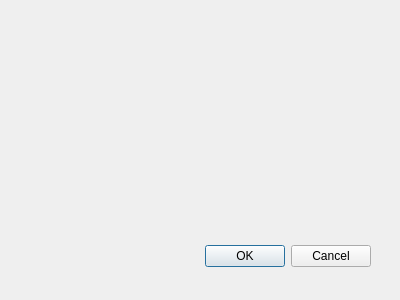
Geolicious/flickr2qgis, file flickr2qgis_dialog_base.ui: the form before one commit.
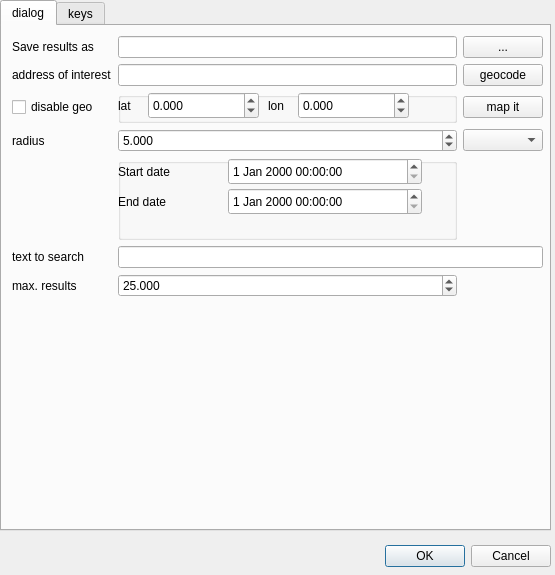
The form after the commit.

```diff
--- a/flickr2qgis_dialog_base.ui
+++ b/flickr2qgis_dialog_base.ui
@@ -1,23 +1,23 @@
 <ui version="4.0" >
  <class>flickr2qgisDialogBase</class>
- <widget class="QDialog" name="flickr2qgisDialogBase" >
-  <property name="geometry" >
+ <widget class="QDialog" name="flickr2qgisDialogBase">
+  <property name="geometry">
    <rect>
     <x>0</x>
     <y>0</y>
-    <width>400</width>
-    <height>300</height>
+    <width>555</width>
+    <height>575</height>
    </rect>
   </property>
   <property name="windowTitle" >
    <string>flickr2qgis</string>
   </property>
-  <widget class="QDialogButtonBox" name="button_box" >
-   <property name="geometry" >
+  <widget class="QDialogButtonBox" name="button_box">
+   <property name="geometry">
     <rect>
-     <x>30</x>
-     <y>240</y>
-     <width>341</width>
+     <x>370</x>
+     <y>540</y>
+     <width>181</width>
      <height>32</height>
     </rect>
    </property>
@@ -28,6 +28,338 @@
     <set>QDialogButtonBox::Cancel|QDialogButtonBox::Ok</set>
    </property>
   </widget>
+  <widget class="QTabWidget" name="tabWidget">
+   <property name="geometry">
+    <rect>
+     <x>0</x>
+     <y>0</y>
+     <width>551</width>
+     <height>531</height>
+    </rect>
+   </property>
+   <property name="currentIndex">
+    <number>0</number>
+   </property>
+   <widget class="QWidget" name="dialog">
+    <attribute name="title">
+     <string>dialog</string>
+    </attribute>
+    <widget class="QWidget" name="gridLayoutWidget">
+     <property name="geometry">
+      <rect>
+       <x>10</x>
+       <y>10</y>
+       <width>531</width>
+       <height>261</height>
+      </rect>
+     </property>
+     <layout class="QGridLayout" name="gridLayout">
+      <item row="1" column="2">
+       <widget class="QPushButton" name="geocode">
+        <property name="text">
+         <string>geocode</string>
+        </property>
+       </widget>
+      </item>
+      <item row="3" column="0">
+       <widget class="QLabel" name="label_5">
+        <property name="text">
+         <string>radius</string>
+        </property>
+       </widget>
+      </item>
+      <item row="1" column="1">
+       <widget class="QLineEdit" name="address">
+        <property name="text">
+         <string/>
+        </property>
+       </widget>
+      </item>
+      <item row="3" column="2">
+       <widget class="QComboBox" name="units"/>
+      </item>
+      <item row="1" column="0">
+       <widget class="QLabel" name="label_4">
+        <property name="text">
+         <string>address of interest</string>
+        </property>
+       </widget>
+      </item>
+      <item row="5" column="0">
+       <widget class="QLabel" name="label_6">
+        <property name="text">
+         <string>text to search</string>
+        </property>
+       </widget>
+      </item>
+      <item row="0" column="2">
+       <widget class="QPushButton" name="pushButton">
+        <property name="text">
+         <string>...</string>
+        </property>
+       </widget>
+      </item>
+      <item row="0" column="1">
+       <widget class="QLineEdit" name="lineEdit"/>
+      </item>
+      <item row="6" column="0">
+       <widget class="QLabel" name="label_17">
+        <property name="text">
+         <string>max. results</string>
+        </property>
+       </widget>
+      </item>
+      <item row="0" column="0">
+       <widget class="QLabel" name="label">
+        <property name="text">
+         <string>Save results as</string>
+        </property>
+       </widget>
+      </item>
+      <item row="3" column="1">
+       <widget class="QDoubleSpinBox" name="radius">
+        <property name="decimals">
+         <number>3</number>
+        </property>
+        <property name="maximum">
+         <double>32.000000000000000</double>
+        </property>
+        <property name="value">
+         <double>5.000000000000000</double>
+        </property>
+       </widget>
+      </item>
+      <item row="2" column="2">
+       <widget class="QPushButton" name="getlatlon">
+        <property name="text">
+         <string>map it</string>
+        </property>
+       </widget>
+      </item>
+      <item row="5" column="1" colspan="2">
+       <widget class="QLineEdit" name="keywords"/>
+      </item>
+      <item row="6" column="1">
+       <widget class="QDoubleSpinBox" name="maxnum">
+        <property name="decimals">
+         <number>3</number>
+        </property>
+        <property name="minimum">
+         <double>0.000000000000000</double>
+        </property>
+        <property name="maximum">
+         <double>200.000000000000000</double>
+        </property>
+        <property name="value">
+         <double>25.000000000000000</double>
+        </property>
+       </widget>
+      </item>
+      <item row="2" column="1">
+       <widget class="QGroupBox" name="groupBox">
+        <property name="title">
+         <string/>
+        </property>
+        <widget class="QDoubleSpinBox" name="lat">
+         <property name="enabled">
+          <bool>true</bool>
+         </property>
+         <property name="geometry">
+          <rect>
+           <x>30</x>
+           <y>0</y>
+           <width>111</width>
+           <height>27</height>
+          </rect>
+         </property>
+         <property name="decimals">
+          <number>3</number>
+         </property>
+         <property name="minimum">
+          <double>-90.000000000000000</double>
+         </property>
+         <property name="maximum">
+          <double>90.000000000000000</double>
+         </property>
+        </widget>
+        <widget class="QLabel" name="label_7">
+         <property name="geometry">
+          <rect>
+           <x>0</x>
+           <y>0</y>
+           <width>31</width>
+           <height>27</height>
+          </rect>
+         </property>
+         <property name="text">
+          <string>lat</string>
+         </property>
+        </widget>
+        <widget class="QLabel" name="label_8">
+         <property name="geometry">
+          <rect>
+           <x>150</x>
+           <y>0</y>
+           <width>31</width>
+           <height>27</height>
+          </rect>
+         </property>
+         <property name="text">
+          <string>lon</string>
+         </property>
+        </widget>
+        <widget class="QDoubleSpinBox" name="lon">
+         <property name="geometry">
+          <rect>
+           <x>180</x>
+           <y>0</y>
+           <width>111</width>
+           <height>27</height>
+          </rect>
+         </property>
+         <property name="decimals">
+          <number>3</number>
+         </property>
+         <property name="minimum">
+          <double>-180.000000000000000</double>
+         </property>
+         <property name="maximum">
+          <double>180.000000000000000</double>
+         </property>
+        </widget>
+        <zorder>lat</zorder>
+        <zorder>label_7</zorder>
+        <zorder>label_8</zorder>
+        <zorder>lon</zorder>
+        <zorder>label_5</zorder>
+       </widget>
+      </item>
+      <item row="4" column="1">
+       <widget class="QGroupBox" name="groupBox_2">
+        <property name="title">
+         <string/>
+        </property>
+        <widget class="QLabel" name="label_19">
+         <property name="geometry">
+          <rect>
+           <x>0</x>
+           <y>30</y>
+           <width>61</width>
+           <height>27</height>
+          </rect>
+         </property>
+         <property name="text">
+          <string>End date</string>
+         </property>
+        </widget>
+        <widget class="QDateTimeEdit" name="enddate">
+         <property name="geometry">
+          <rect>
+           <x>110</x>
+           <y>30</y>
+           <width>194</width>
+           <height>27</height>
+          </rect>
+         </property>
+        </widget>
+        <widget class="QLabel" name="label_18">
+         <property name="geometry">
+          <rect>
+           <x>0</x>
+           <y>0</y>
+           <width>71</width>
+           <height>27</height>
+          </rect>
+         </property>
+         <property name="text">
+          <string>Start date</string>
+         </property>
+        </widget>
+        <widget class="QDateTimeEdit" name="startdate">
+         <property name="geometry">
+          <rect>
+           <x>110</x>
+           <y>0</y>
+           <width>194</width>
+           <height>27</height>
+          </rect>
+         </property>
+        </widget>
+        <zorder>startdate</zorder>
+        <zorder>label_19</zorder>
+        <zorder>enddate</zorder>
+        <zorder>label_18</zorder>
+        <zorder>label_19</zorder>
+        <zorder>enddate</zorder>
+        <zorder>label_18</zorder>
+        <zorder>startdate</zorder>
+       </widget>
+      </item>
+      <item row="2" column="0">
+       <widget class="QCheckBox" name="disablegeo">
+        <property name="text">
+         <string>disable geo</string>
+        </property>
+       </widget>
+      </item>
+     </layout>
+    </widget>
+   </widget>
+   <widget class="QWidget" name="tab_2">
+    <attribute name="title">
+     <string>keys</string>
+    </attribute>
+    <widget class="QLabel" name="label_2">
+     <property name="geometry">
+      <rect>
+       <x>10</x>
+       <y>30</y>
+       <width>101</width>
+       <height>20</height>
+      </rect>
+     </property>
+     <property name="text">
+      <string>API key</string>
+     </property>
+    </widget>
+    <widget class="QLineEdit" name="secret_key">
+     <property name="geometry">
+      <rect>
+       <x>120</x>
+       <y>70</y>
+       <width>261</width>
+       <height>27</height>
+      </rect>
+     </property>
+    </widget>
+    <widget class="QLineEdit" name="api_key">
+     <property name="geometry">
+      <rect>
+       <x>120</x>
+       <y>30</y>
+       <width>261</width>
+       <height>27</height>
+      </rect>
+     </property>
+    </widget>
+    <widget class="QLabel" name="label_3">
+     <property name="geometry">
+      <rect>
+       <x>10</x>
+       <y>70</y>
+       <width>101</width>
+       <height>20</height>
+      </rect>
+     </property>
+     <property name="text">
+      <string>API secret</string>
+     </property>
+    </widget>
+   </widget>
+  </widget>
+  <zorder>button_box</zorder>
+  <zorder>tabWidget</zorder>
+  <zorder>horizontalLayoutWidget</zorder>
  </widget>
  <resources/>
  <connections>
```
Left out of the diff: 33 changed lines with no effect on the pictures.
